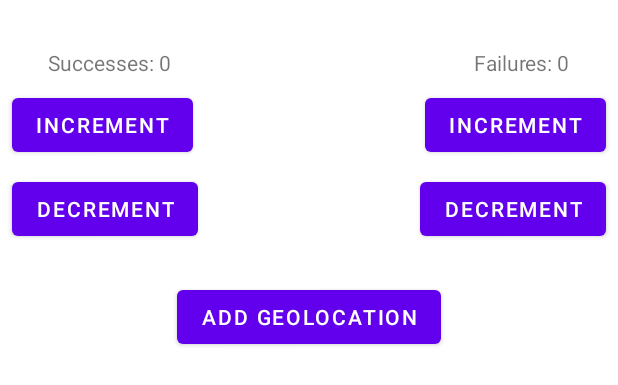
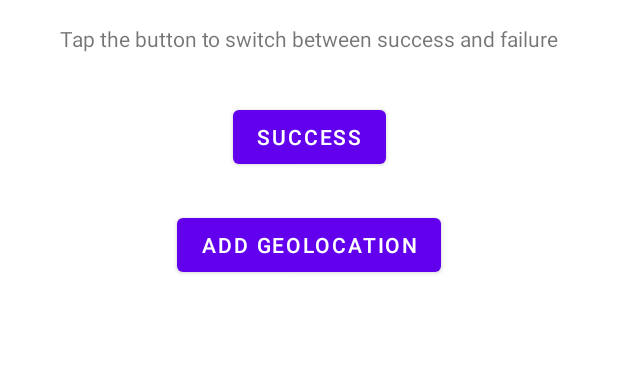
Before and after one commit to CMPUT301W21T27/betterTrialBook, an Android app: the layout fragment_add_binomial_trial.xml on its own in the app's theme, with its tools: preview values and no code run, on a phone screen of 412 x 824 dp. Shown: the top 385 px of the screen. Run offline under Robolectric (Android 15) with nearby library versions, the phone set to English and light mode, and no system bars.

Commit message:
changed ui for trials

```diff
--- a/code/app/src/main/res/layout/fragment_add_binomial_trial.xml
+++ b/code/app/src/main/res/layout/fragment_add_binomial_trial.xml
@@ -10,65 +10,15 @@
 
     <!-- TODO: Update blank fragment layout -->
 
-    <TextView
-        android:id="@+id/success_textView"
-        android:layout_width="wrap_content"
-        android:layout_height="wrap_content"
-        android:layout_marginStart="32dp"
-        android:layout_marginTop="32dp"
-        android:text="Successes: 0"
-        app:layout_constraintStart_toStartOf="parent"
-        app:layout_constraintTop_toTopOf="parent" />
-
-    <TextView
-        android:id="@+id/failure_textView"
+    <Button
+        android:id="@+id/success_button"
         android:layout_width="wrap_content"
         android:layout_height="wrap_content"
         android:layout_marginTop="32dp"
-        android:layout_marginEnd="32dp"
-        android:text="Failures: 0"
+        android:text="Success"
         app:layout_constraintEnd_toEndOf="parent"
-        app:layout_constraintTop_toTopOf="parent" />
-
-    <Button
-        android:id="@+id/successIncrement_button"
-        android:layout_width="wrap_content"
-        android:layout_height="wrap_content"
-        android:layout_marginStart="8dp"
-        android:layout_marginTop="8dp"
-        android:text="Increment"
         app:layout_constraintStart_toStartOf="parent"
-        app:layout_constraintTop_toBottomOf="@+id/success_textView" />
-
-    <Button
-        android:id="@+id/successDecrement_button"
-        android:layout_width="wrap_content"
-        android:layout_height="wrap_content"
-        android:layout_marginStart="8dp"
-        android:layout_marginTop="8dp"
-        android:text="Decrement"
-        app:layout_constraintStart_toStartOf="parent"
-        app:layout_constraintTop_toBottomOf="@+id/successIncrement_button" />
-
-    <Button
-        android:id="@+id/failureIncrement_button"
-        android:layout_width="wrap_content"
-        android:layout_height="wrap_content"
-        android:layout_marginTop="8dp"
-        android:layout_marginEnd="8dp"
-        android:text="Increment"
-        app:layout_constraintEnd_toEndOf="parent"
-        app:layout_constraintTop_toBottomOf="@+id/failure_textView" />
-
-    <Button
-        android:id="@+id/failureDecrement_button"
-        android:layout_width="wrap_content"
-        android:layout_height="wrap_content"
-        android:layout_marginTop="8dp"
-        android:layout_marginEnd="8dp"
-        android:text="Decrement"
-        app:layout_constraintEnd_toEndOf="parent"
-        app:layout_constraintTop_toBottomOf="@+id/failureIncrement_button" />
+        app:layout_constraintTop_toBottomOf="@+id/textView" />
 
     <Button
         android:id="@+id/binomial_addGeolocation_button"
@@ -78,6 +28,16 @@
         android:text="Add Geolocation"
         app:layout_constraintEnd_toEndOf="parent"
         app:layout_constraintStart_toStartOf="parent"
-        app:layout_constraintTop_toBottomOf="@+id/successDecrement_button" />
+        app:layout_constraintTop_toBottomOf="@+id/success_button" />
+
+    <TextView
+        android:id="@+id/textView"
+        android:layout_width="wrap_content"
+        android:layout_height="wrap_content"
+        android:layout_marginTop="16dp"
+        android:text="Tap the button to switch between success and failure"
+        app:layout_constraintEnd_toEndOf="parent"
+        app:layout_constraintStart_toStartOf="parent"
+        app:layout_constraintTop_toTopOf="parent" />
 
 </androidx.constraintlayout.widget.ConstraintLayout>
```
Also changed, not shown: code/app/src/main/java/com/example/bettertrialbook/dal/ExperimentDAL.java (+8 -8 lines), code/app/src/main/java/com/example/bettertrialbook/experiment/AddTrialDialogFragment.java (+19 -35 lines), code/app/src/main/res/layout/fragment_add_countbased_trial.xml (+4 -15 lines).
